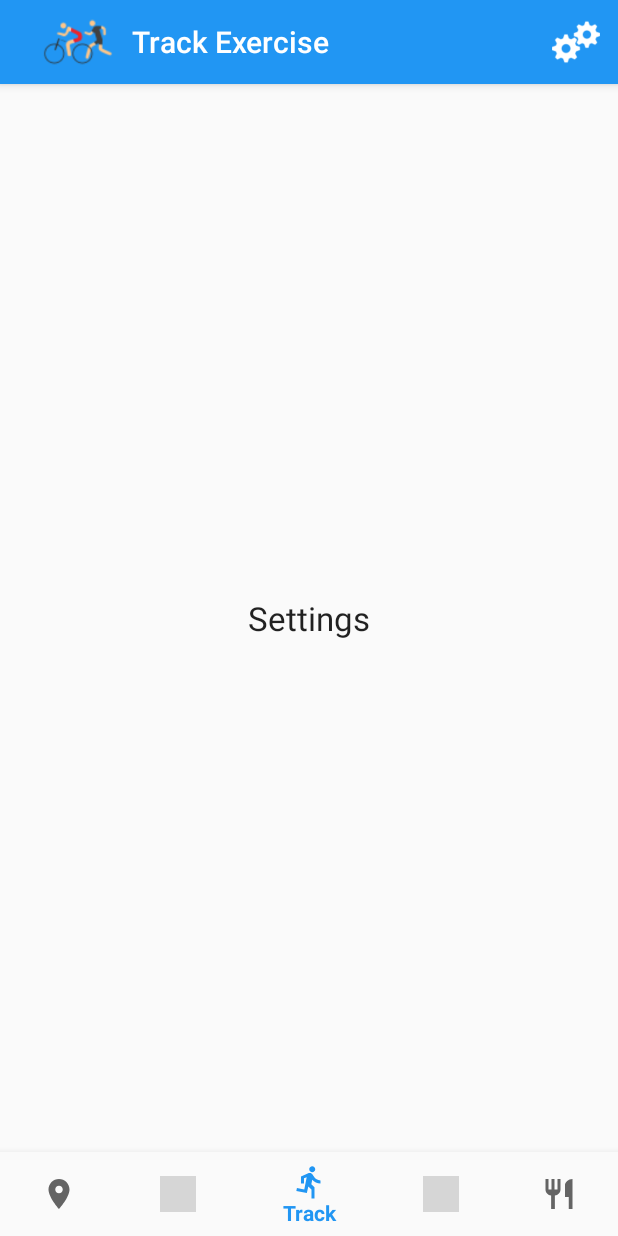
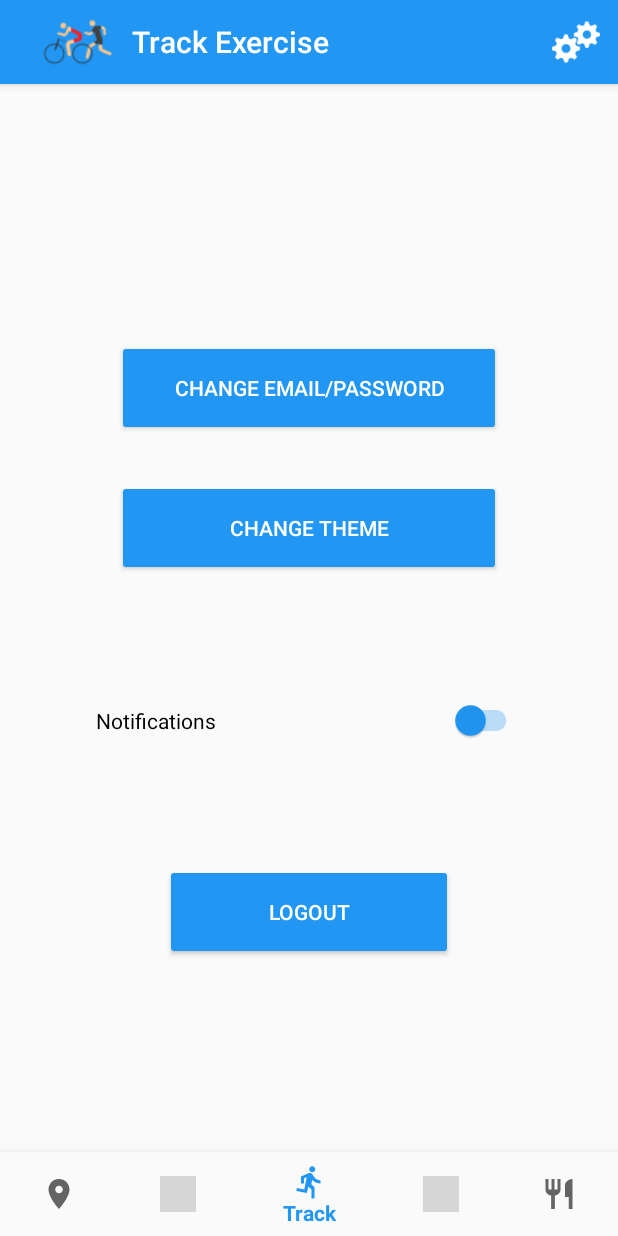
Before and after one commit to dedeco99/RunAway, an Android app: the fragment SettingsFragment placed in its activity, on a phone screen of 412 x 824 dp. Run offline under Robolectric (Android 15) with nearby library versions, the light colour scheme and no system bars; network calls fail; grey boxes are pictures that could not be loaded.

Commit message:
+Settings XML +SettingsFragment template

```diff
--- a/app/src/main/java/com/runaway/runaway/MapFragment.java
+++ b/app/src/main/java/com/runaway/runaway/MapFragment.java
@@ -7,6 +7,7 @@ import android.location.Location;
 import android.location.LocationManager;
 import android.os.Bundle;
 import android.support.annotation.Nullable;
+import android.support.v4.app.ActivityCompat;
 import android.support.v4.app.Fragment;
 import android.support.v4.content.ContextCompat;
 import android.view.LayoutInflater;
@@ -16,6 +17,7 @@ import android.widget.AdapterView;
 import android.widget.ArrayAdapter;
 import android.widget.Spinner;
 import android.widget.Toast;
+
 import com.google.android.gms.maps.CameraUpdateFactory;
 import com.google.android.gms.maps.GoogleMap;
 import com.google.android.gms.maps.OnMapReadyCallback;
@@ -23,48 +25,49 @@ import com.google.android.gms.maps.SupportMapFragment;
 import com.google.android.gms.maps.model.BitmapDescriptorFactory;
 import com.google.android.gms.maps.model.LatLng;
 import com.google.android.gms.maps.model.MarkerOptions;
+
 import java.util.ArrayList;
 import java.util.HashMap;
 import java.util.List;
 
-public class MapFragment extends Fragment implements AdapterView.OnItemSelectedListener, OnMapReadyCallback{
-    private static final String[] PERMISSIONS=new String[]{
+public class MapFragment extends Fragment implements AdapterView.OnItemSelectedListener, OnMapReadyCallback {
+    private static final String[] PERMISSIONS = new String[]{
             Manifest.permission.INTERNET,
             Manifest.permission.ACCESS_COARSE_LOCATION,
             Manifest.permission.ACCESS_FINE_LOCATION,
             Manifest.permission.ACCESS_NETWORK_STATE,
             Manifest.permission.WRITE_EXTERNAL_STORAGE
     };
-    private static final float ZOOM=14.20f;
+    private static final float ZOOM = 14.20f;
 
     private GoogleMap map;
     private LocationManager locationManager;
     private Location location;
 
     private Route selectedRoute;
-    private HashMap<String,Route> routes;
+    private HashMap<String, Route> routes;
 
     @Nullable
     @Override
     public View onCreateView(@Nullable LayoutInflater inflater, @Nullable ViewGroup container, @Nullable Bundle savedInstanceState) {
-        View view=inflater.inflate(R.layout.fragment_map,container,false);
+        View view = inflater.inflate(R.layout.fragment_map, container, false);
 
         //permissions check and request
-        if(RequirementsUtils.isPermissionsMissing(getContext(),PERMISSIONS)){
-            RequirementsUtils.askPermissions(getActivity(), RequirementsUtils.getPermissionsMissing(getContext(),PERMISSIONS));
+        if (RequirementsUtils.isPermissionsMissing(getContext(), PERMISSIONS)) {
+            RequirementsUtils.askPermissions(getActivity(), RequirementsUtils.getPermissionsMissing(getContext(), PERMISSIONS));
             return RequirementsUtils.getFragmentReloadView(getActivity(), R.string.permissions_reload);
         }
 
         //internet check and request
-        if(!RequirementsUtils.isInternetOn(getContext())){
+        if (!RequirementsUtils.isInternetOn(getContext())) {
             RequirementsUtils.requestInternetDialog(getContext());
-            return RequirementsUtils.getFragmentReloadView(getActivity(),R.string.internet_reload);
+            return RequirementsUtils.getFragmentReloadView(getActivity(), R.string.internet_reload);
         }
 
         //gps check and request
-        if(!RequirementsUtils.isGPSOn(getContext())){
+        if (!RequirementsUtils.isGPSOn(getContext())) {
             RequirementsUtils.requestGPSDialog(getContext());
-            return RequirementsUtils.getFragmentReloadView(getActivity(),R.string.gps_reload);
+            return RequirementsUtils.getFragmentReloadView(getActivity(), R.string.gps_reload);
         }
         //Routes and map Setup
         fillRoutesMap();
@@ -72,7 +75,7 @@ public class MapFragment extends Fragment implements AdapterView.OnItemSelectedL
         initializeMap();
 
         //Gui setup
-        Spinner spinner=view.findViewById(R.id.maps_spinner);
+        Spinner spinner = view.findViewById(R.id.maps_spinner);
         final ArrayAdapter<String> adapter = new ArrayAdapter<>(getContext(), android.R.layout.simple_spinner_item);
         adapter.add(getString(R.string.spinner_routes));
         adapter.addAll(routes.keySet());
@@ -84,7 +87,7 @@ public class MapFragment extends Fragment implements AdapterView.OnItemSelectedL
         return view;
     }
 
-//############################################Initializations######################################################################
+    //############################################Initializations######################################################################
     private void initializeMap() {
         if (map == null) {
             SupportMapFragment mapFrag = (SupportMapFragment) getChildFragmentManager().findFragmentById(R.id.map);
@@ -92,21 +95,26 @@ public class MapFragment extends Fragment implements AdapterView.OnItemSelectedL
         }
     }
 
-    private void initializeLocationManager(){
+    private void initializeLocationManager() {
         //Better safe than broken
-        if(locationManager!=null &&
-           ContextCompat.checkSelfPermission(getContext(),Manifest.permission.ACCESS_COARSE_LOCATION)==PackageManager.PERMISSION_GRANTED  &&
-           ContextCompat.checkSelfPermission(getContext(),Manifest.permission.ACCESS_FINE_LOCATION)==PackageManager.PERMISSION_GRANTED &&
-           ContextCompat.checkSelfPermission(getContext(),Manifest.permission.ACCESS_NETWORK_STATE)==PackageManager.PERMISSION_GRANTED){
+        if (locationManager != null &&
+                ContextCompat.checkSelfPermission(getContext(), Manifest.permission.ACCESS_COARSE_LOCATION) == PackageManager.PERMISSION_GRANTED &&
+                ContextCompat.checkSelfPermission(getContext(), Manifest.permission.ACCESS_FINE_LOCATION) == PackageManager.PERMISSION_GRANTED &&
+                ContextCompat.checkSelfPermission(getContext(), Manifest.permission.ACCESS_NETWORK_STATE) == PackageManager.PERMISSION_GRANTED) {
 
-            locationManager=(LocationManager)getContext().getSystemService(Context.LOCATION_SERVICE);
+            locationManager = (LocationManager) getContext().getSystemService(Context.LOCATION_SERVICE);
         }
     }
 
     @Override
     public void onMapReady(GoogleMap googleMap) {
-        map=googleMap;
-        drawMyMarker();
+        if (    ContextCompat.checkSelfPermission(getContext(), Manifest.permission.ACCESS_COARSE_LOCATION) == PackageManager.PERMISSION_GRANTED &&
+                ContextCompat.checkSelfPermission(getContext(), Manifest.permission.ACCESS_FINE_LOCATION) == PackageManager.PERMISSION_GRANTED &&
+                ContextCompat.checkSelfPermission(getContext(), Manifest.permission.ACCESS_NETWORK_STATE) == PackageManager.PERMISSION_GRANTED) {
+            map = googleMap;
+            drawMyMarker();
+        }
+
     }
 
     private void updateMyLocation() {
@@ -145,7 +153,6 @@ public class MapFragment extends Fragment implements AdapterView.OnItemSelectedL
             LatLng gps = new LatLng(location.getLatitude(), location.getLongitude());
             map.addMarker(new MarkerOptions().position(gps).title(getString(R.string.current_position)).icon(BitmapDescriptorFactory.defaultMarker(BitmapDescriptorFactory.HUE_AZURE)));
         }
-
     }
 
     /**
--- a/app/src/main/java/com/runaway/runaway/SettingsFragment.java
+++ b/app/src/main/java/com/runaway/runaway/SettingsFragment.java
@@ -3,14 +3,56 @@ package com.runaway.runaway;
 import android.os.Bundle;
 import android.support.annotation.Nullable;
 import android.support.v4.app.Fragment;
+import android.support.v7.widget.SwitchCompat;
 import android.view.LayoutInflater;
 import android.view.View;
 import android.view.ViewGroup;
+import android.widget.Button;
+import android.widget.CompoundButton;
+import android.widget.Toast;
 
 public class SettingsFragment extends Fragment {
+    private Button changeEmailPasswordButton;
+    private Button changeThemeButton;
+    private SwitchCompat notificationsSwitch;
+    private Button logoutButton;
     @Nullable
     @Override
     public View onCreateView(LayoutInflater inflater, @Nullable ViewGroup container, @Nullable Bundle savedInstanceState) {
-        return inflater.inflate(R.layout.fragment_settings, null);
+        View view=inflater.inflate(R.layout.fragment_settings,container, false);
+
+        changeEmailPasswordButton=view.findViewById(R.id.changeEmailPassButton);
+        changeEmailPasswordButton.setOnClickListener((View v)->changeEmailPassword(v));
+
+        changeThemeButton=view.findViewById(R.id.changeThemeButton);
+        changeThemeButton.setOnClickListener((View v)->changeTheme(v));
+
+        notificationsSwitch=view.findViewById(R.id.notificationsSwitch);
+        notificationsSwitch.setOnCheckedChangeListener((CompoundButton buttonView, boolean isChecked)->toggleNotifications(buttonView,isChecked));
+
+        logoutButton=view.findViewById(R.id.logoutButton);
+        logoutButton.setOnClickListener((View v)->logout(v));
+        return view;
     }
+
+    public void changeEmailPassword(View view){
+        Toast.makeText(getContext(),"mail",Toast.LENGTH_LONG).show();
+    }
+
+    public void changeTheme(View view){
+        Toast.makeText(getContext(),"theme",Toast.LENGTH_LONG).show();
+    }
+
+    public void toggleNotifications(View view,boolean state){
+        if(state){
+            Toast.makeText(getContext(),"notifica",Toast.LENGTH_LONG).show();
+        }else {
+            Toast.makeText(getContext(),"nao notifica",Toast.LENGTH_LONG).show();
+        }
+    }
+
+    public void logout(View view){
+        Toast.makeText(getContext(),"logout",Toast.LENGTH_LONG).show();
+    }
+
 }
--- a/app/src/main/res/layout/fragment_settings.xml
+++ b/app/src/main/res/layout/fragment_settings.xml
@@ -3,12 +3,56 @@
     android:layout_width="match_parent"
     android:layout_height="match_parent">
 
-    <TextView
-        android:layout_width="wrap_content"
+
+        <!-- android:textAppearance="@style/Base.TextAppearance.AppCompat.Large" /> -->
+
+    <Button
+        android:id="@+id/changeEmailPassButton"
+        android:layout_width="256dp"
+        android:layout_height="64dp"
+        android:layout_alignParentBottom="true"
+        android:layout_centerHorizontal="true"
+        android:layout_marginBottom="477dp"
+        android:backgroundTint="@color/colorPrimary"
+        android:text="@string/change_email_password"
+        android:onClick="changeEmailPassword"
+        android:textColor="@color/colorAccent" />
+
+    <Button
+        android:id="@+id/changeThemeButton"
+        android:layout_width="256dp"
+        android:layout_height="64dp"
+        android:layout_alignParentBottom="true"
+        android:layout_centerHorizontal="true"
+        android:layout_marginBottom="384dp"
+        android:backgroundTint="@color/colorPrimary"
+        android:text="@string/change_theme"
+        android:onClick="changeTheme"
+        android:textColor="@color/colorAccent" />
+
+    <Button
+        android:id="@+id/logoutButton"
+        android:layout_width="192dp"
+        android:layout_height="64dp"
+        android:layout_alignParentBottom="true"
+        android:layout_centerHorizontal="true"
+        android:layout_marginBottom="128dp"
+        android:backgroundTint="@color/colorPrimary"
+        android:onClick="logout"
+        android:text="@string/logout"
+        android:textColor="@color/colorAccent" />
+
+    <android.support.v7.widget.SwitchCompat
+        android:id="@+id/notificationsSwitch"
+        android:layout_width="match_parent"
         android:layout_height="wrap_content"
-        android:layout_centerHorizontal="true"
-        android:layout_centerVertical="true"
-        android:text="@string/title_settings"
-        android:textAppearance="@style/Base.TextAppearance.AppCompat.Large" />
+        android:layout_alignParentEnd="true"
+        android:layout_alignParentBottom="true"
+        android:layout_marginEnd="0dp"
+        android:layout_marginBottom="214dp"
+        android:backgroundTint="@color/colorPrimary"
+        android:padding="64dp"
+        android:text="@string/notifications"
+        android:theme="@style/BlueSwitch" />
 
 </RelativeLayout>
--- a/app/src/main/res/values/strings.xml
+++ b/app/src/main/res/values/strings.xml
@@ -90,5 +90,8 @@
     <string name="internet_reload">Reload after connecting to the internet</string>
     <string name="gps_reload">Reload after turing gps on</string>
     <string name="reload">Reload</string>
-
+    <string name="change_email_password">Change Email/Password</string>
+    <string name="change_theme">Change Theme</string>
+    <string name="notifications">Notifications</string>
+    <string name="logout">Logout</string>
 </resources>
--- a/app/src/main/res/values/styles.xml
+++ b/app/src/main/res/values/styles.xml
@@ -29,5 +29,14 @@
         <item name="buttonBarButtonStyle">@style/DialogButtonStyle</item>
     </style>
 
+    <style name="BlueSwitch" parent="Theme.AppCompat.Light">
+        <!-- active thumb & track color (30% transparency) -->
+        <item name="colorControlActivated">#2196F3</item>
+        <!-- inactive thumb color -->
+        <item name="colorSwitchThumbNormal">#2196F3</item>
+        <!-- inactive track color (30% transparency) -->
+        <item name="android:colorForeground">#2196F3</item>
+    </style>
+
 
 </resources>
```
